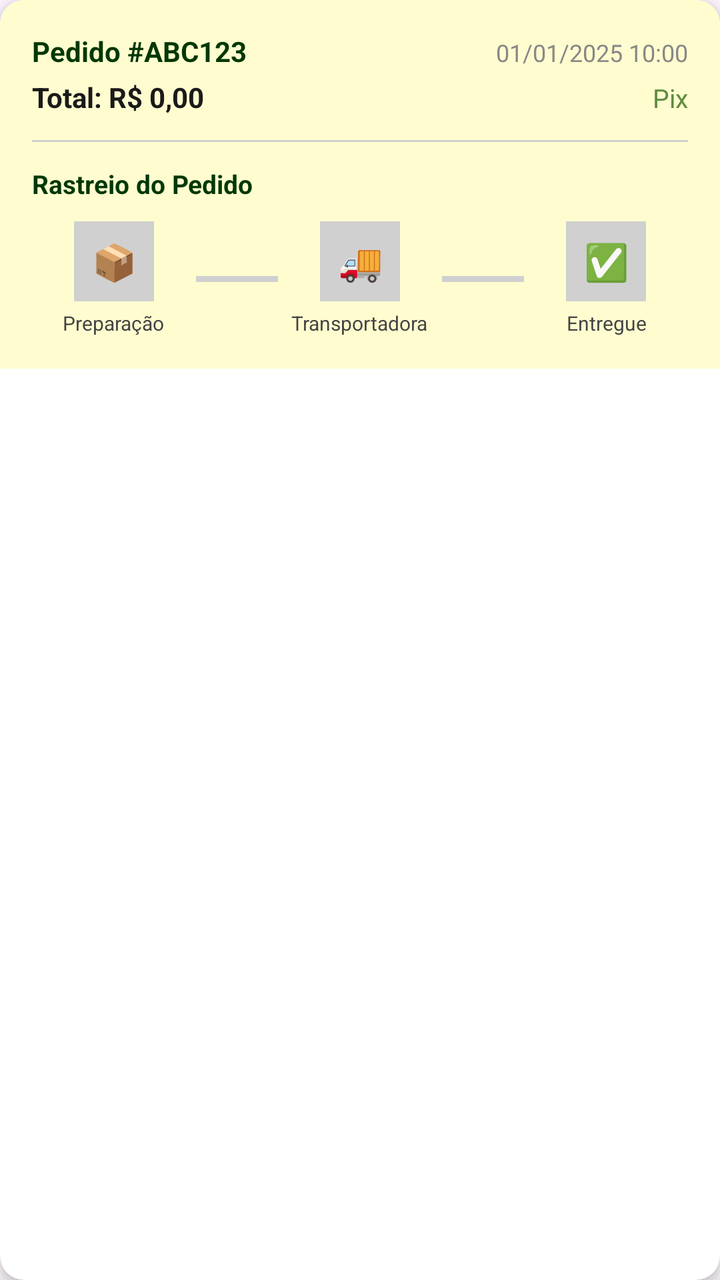
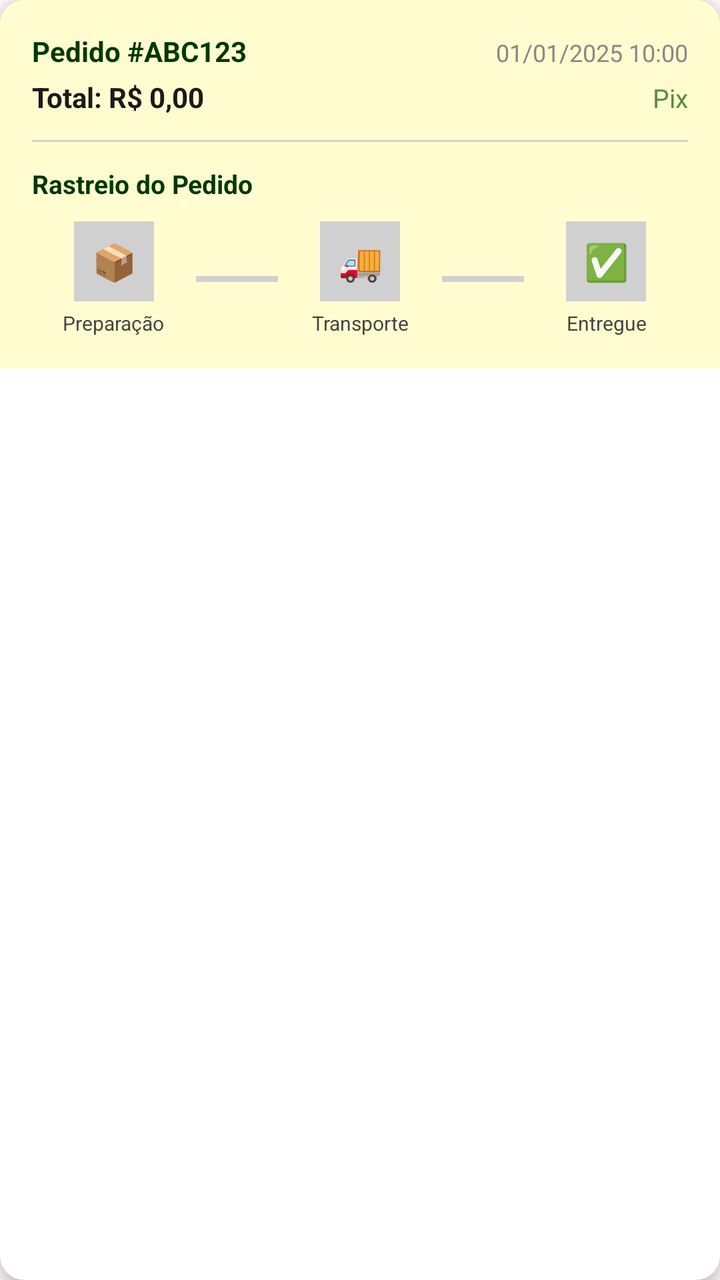

An Android layout rendered at two revisions. The XML below is the earlier revision; the diff shows what the commit changed to produce the second picture.
<!-- AndroidManifest.xml: application theme Theme.AppLoginTest -->
<!-- res/layout/item_pedido.xml -->
<?xml version="1.0" encoding="utf-8"?>
<androidx.cardview.widget.CardView xmlns:android="http://schemas.android.com/apk/res/android"
    xmlns:app="http://schemas.android.com/apk/res-auto"
    android:layout_width="match_parent"
    android:layout_height="wrap_content"
    android:layout_margin="6dp"
    app:cardCornerRadius="12dp"
    app:cardElevation="4dp">

    <LinearLayout
        android:layout_width="match_parent"
        android:layout_height="wrap_content"
        android:orientation="vertical"
        android:padding="16dp"
        android:background="#FFFDD0">

        
        <LinearLayout
            android:layout_width="match_parent"
            android:layout_height="wrap_content"
            android:orientation="horizontal">

            <TextView
                android:id="@+id/tvPedidoId"
                android:layout_width="0dp"
                android:layout_height="wrap_content"
                android:layout_weight="1"
                android:text="Pedido #ABC123"
                android:textColor="#023804"
                android:textSize="14sp"
                android:textStyle="bold" />

            <TextView
                android:id="@+id/tvPedidoData"
                android:layout_width="wrap_content"
                android:layout_height="wrap_content"
                android:text="01/01/2025 10:00"
                android:textColor="#888"
                android:textSize="12sp" />
        </LinearLayout>

        
        <LinearLayout
            android:layout_width="match_parent"
            android:layout_height="wrap_content"
            android:layout_marginTop="4dp"
            android:orientation="horizontal">

            <TextView
                android:id="@+id/tvPedidoTotal"
                android:layout_width="0dp"
                android:layout_height="wrap_content"
                android:layout_weight="1"
                android:text="Total: R$ 0,00"
                android:textColor="#1A1A1A"
                android:textSize="14sp"
                android:textStyle="bold" />

            <TextView
                android:id="@+id/tvPedidoPagamento"
                android:layout_width="wrap_content"
                android:layout_height="wrap_content"
                android:text="Pix"
                android:textColor="#5D8A3E"
                android:textSize="13sp" />
        </LinearLayout>

        
        <View
            android:layout_width="match_parent"
            android:layout_height="1dp"
            android:layout_marginTop="12dp"
            android:layout_marginBottom="12dp"
            android:background="#D0D0D0" />

        
        <LinearLayout
            android:id="@+id/layoutRastreio"
            android:layout_width="match_parent"
            android:layout_height="wrap_content"
            android:orientation="vertical">

            <TextView
                android:layout_width="wrap_content"
                android:layout_height="wrap_content"
                android:text="Rastreio do Pedido"
                android:textColor="#023804"
                android:textSize="13sp"
                android:textStyle="bold" />

            <LinearLayout
                android:layout_width="match_parent"
                android:layout_height="wrap_content"
                android:layout_marginTop="10dp"
                android:orientation="horizontal"
                android:gravity="center_vertical">

                
                <LinearLayout
                    android:layout_width="0dp"
                    android:layout_height="wrap_content"
                    android:layout_weight="1"
                    android:orientation="vertical"
                    android:gravity="center">

                    <TextView
                        android:id="@+id/icPreparacao"
                        android:layout_width="40dp"
                        android:layout_height="40dp"
                        android:layout_gravity="center"
                        android:background="#D0D0D0"
                        android:gravity="center"
                        android:text="📦"
                        android:textSize="18sp" />

                    <TextView
                        android:layout_width="wrap_content"
                        android:layout_height="wrap_content"
                        android:layout_gravity="center"
                        android:layout_marginTop="4dp"
                        android:text="Preparação"
                        android:textColor="#444"
                        android:textSize="10sp"
                        android:gravity="center" />
                </LinearLayout>

                <View
                    android:id="@+id/linhaEtapa1"
                    android:layout_width="0dp"
                    android:layout_height="3dp"
                    android:layout_weight="0.5"
                    android:background="#D0D0D0" />

                
                <LinearLayout
                    android:layout_width="0dp"
                    android:layout_height="wrap_content"
                    android:layout_weight="1"
                    android:orientation="vertical"
                    android:gravity="center">

                    <TextView
                        android:id="@+id/icTransportadora"
                        android:layout_width="40dp"
                        android:layout_height="40dp"
                        android:layout_gravity="center"
                        android:background="#D0D0D0"
                        android:gravity="center"
                        android:text="🚚"
                        android:textSize="18sp" />

                    <TextView
                        android:layout_width="wrap_content"
                        android:layout_height="wrap_content"
                        android:layout_gravity="center"
                        android:layout_marginTop="4dp"
                        android:text="Transportadora"
                        android:textColor="#444"
                        android:textSize="10sp"
                        android:gravity="center" />
                </LinearLayout>

                <View
                    android:id="@+id/linhaEtapa2"
                    android:layout_width="0dp"
                    android:layout_height="3dp"
                    android:layout_weight="0.5"
                    android:background="#D0D0D0" />

                
                <LinearLayout
                    android:layout_width="0dp"
                    android:layout_height="wrap_content"
                    android:layout_weight="1"
                    android:orientation="vertical"
                    android:gravity="center">

                    <TextView
                        android:id="@+id/icEntregue"
                        android:layout_width="40dp"
                        android:layout_height="40dp"
                        android:layout_gravity="center"
                        android:background="#D0D0D0"
                        android:gravity="center"
                        android:text="✅"
                        android:textSize="18sp" />

                    <TextView
                        android:layout_width="wrap_content"
                        android:layout_height="wrap_content"
                        android:layout_gravity="center"
                        android:layout_marginTop="4dp"
                        android:text="Entregue"
                        android:textColor="#444"
                        android:textSize="10sp"
                        android:gravity="center" />
                </LinearLayout>

            </LinearLayout>
        </LinearLayout>

        
        <TextView
            android:id="@+id/tvStatusAberto"
            android:layout_width="wrap_content"
            android:layout_height="wrap_content"
            android:visibility="gone" />

    </LinearLayout>
</androidx.cardview.widget.CardView>
<!-- resources referenced by this layout -->
<resources>
  <style name="Theme.AppLoginTest" parent="Base.Theme.AppLoginTest" />
  <style name="Base.Theme.AppLoginTest" parent="Theme.Material3.DayNight.NoActionBar">
          
          
      </style>
</resources>

<!-- the commit's change to res/layout/item_pedido.xml (unified diff, before → after) -->
@@ -14,7 +14,6 @@
         android:padding="16dp"
         android:background="#FFFDD0">
 
-        
         <LinearLayout
             android:layout_width="match_parent"
             android:layout_height="wrap_content"
@@ -39,7 +38,6 @@
                 android:textSize="12sp" />
         </LinearLayout>
 
-        
         <LinearLayout
             android:layout_width="match_parent"
             android:layout_height="wrap_content"
@@ -65,7 +63,6 @@
                 android:textSize="13sp" />
         </LinearLayout>
 
-        
         <View
             android:layout_width="match_parent"
             android:layout_height="1dp"
@@ -73,7 +70,6 @@
             android:layout_marginBottom="12dp"
             android:background="#D0D0D0" />
 
-        
         <LinearLayout
             android:id="@+id/layoutRastreio"
             android:layout_width="match_parent"
@@ -121,7 +117,8 @@
                         android:text="Preparação"
                         android:textColor="#444"
                         android:textSize="10sp"
-                        android:gravity="center" />
+                        android:gravity="center"
+                        android:maxLines="1" />
                 </LinearLayout>
 
                 <View
@@ -154,10 +151,11 @@
                         android:layout_height="wrap_content"
                         android:layout_gravity="center"
                         android:layout_marginTop="4dp"
-                        android:text="Transportadora"
+                        android:text="Transporte"
                         android:textColor="#444"
                         android:textSize="10sp"
-                        android:gravity="center" />
+                        android:gravity="center"
+                        android:maxLines="1" />
                 </LinearLayout>
 
                 <View
@@ -193,13 +191,13 @@
                         android:text="Entregue"
                         android:textColor="#444"
                         android:textSize="10sp"
-                        android:gravity="center" />
+                        android:gravity="center"
+                        android:maxLines="1" />
                 </LinearLayout>
 
             </LinearLayout>
         </LinearLayout>
 
-        
         <TextView
             android:id="@+id/tvStatusAberto"
             android:layout_width="wrap_content"
